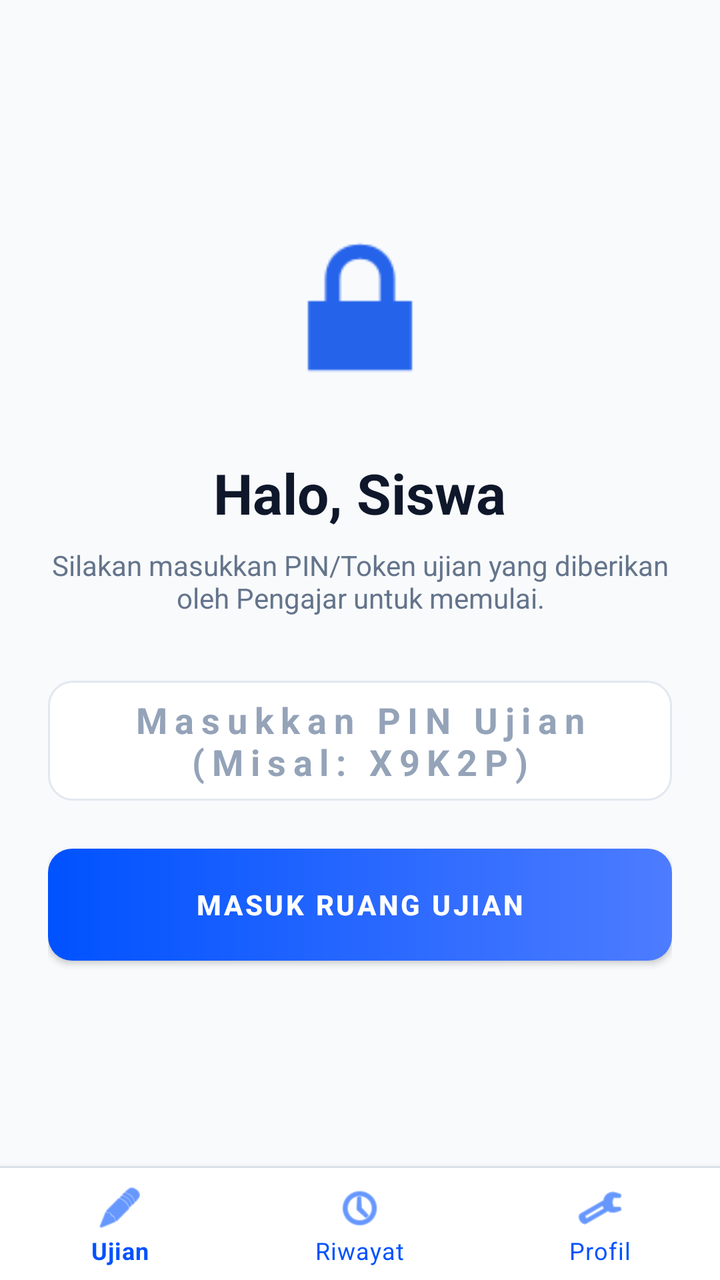
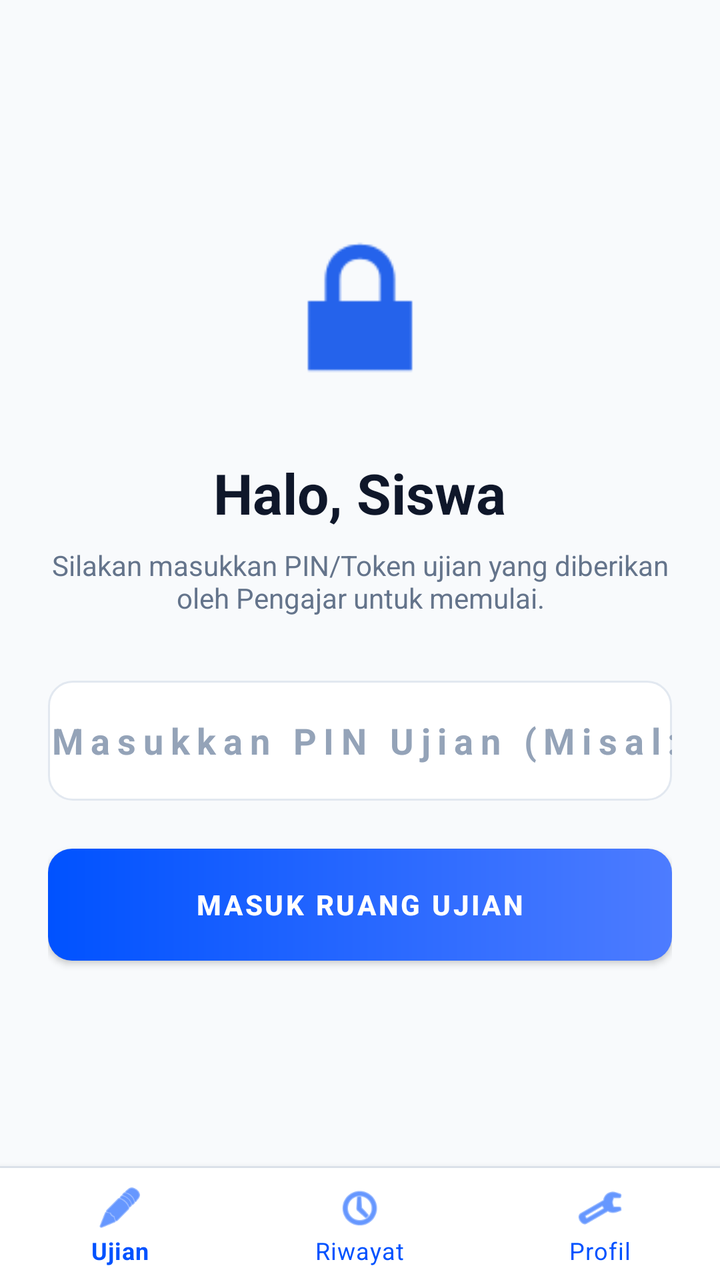

Before-and-after screenshots of an Android layout around one commit, followed by the original layout XML and the change that was made.
<!-- AndroidManifest.xml: application theme Theme.Examingrity -->
<!-- res/layout/activity_dashboard_siswa.xml -->
<?xml version="1.0" encoding="utf-8"?>
<RelativeLayout xmlns:android="http://schemas.android.com/apk/res/android"
    xmlns:app="http://schemas.android.com/apk/res-auto"
    android:layout_width="match_parent"
    android:layout_height="match_parent"
    android:background="#F8FAFC">

    <FrameLayout
        android:id="@+id/fragmentContainer"
        android:layout_width="match_parent"
        android:layout_height="match_parent"
        android:layout_above="@+id/bottomNav">

        <LinearLayout
            android:id="@+id/layoutUjian"
            android:layout_width="match_parent"
            android:layout_height="match_parent"
            android:orientation="vertical"
            android:padding="24dp"
            android:gravity="center_vertical"
            android:visibility="visible">
            
            <ImageView
                android:layout_width="100dp"
                android:layout_height="100dp"
                android:layout_marginBottom="24dp"
                android:src="@android:drawable/ic_lock_lock"
                app:tint="#2563EB"
                android:layout_gravity="center_horizontal"
                />

            <TextView
                android:id="@+id/tvNamaSiswa"
                android:layout_width="wrap_content"
                android:layout_height="wrap_content"
                android:text="Halo, Siswa"
                android:textColor="#0F172A"
                android:textSize="28sp"
                android:textStyle="bold"
                android:layout_gravity="center_horizontal"
                android:layout_marginBottom="8dp"/>

            <TextView
                android:layout_width="wrap_content"
                android:layout_height="wrap_content"
                android:text="Silakan masukkan PIN/Token ujian yang diberikan oleh Pengajar untuk memulai."
                android:textColor="#64748B"
                android:textAlignment="center"
                android:layout_marginBottom="32dp"/>

            <EditText
                android:id="@+id/etPinUjian"
                android:layout_width="match_parent"
                android:layout_height="60dp"
                android:hint="Masukkan PIN Ujian (Misal: X9K2P)"
                android:textColor="#0F172A"
                android:textColorHint="#94A3B8"
                android:textAlignment="center"
                android:textAllCaps="true"
                android:maxLength="8"
                android:textStyle="bold"
                android:letterSpacing="0.2"
                android:background="@drawable/bg_input_field"
                android:layout_marginBottom="24dp"/>

            <Button
                android:id="@+id/btnMulaiUjian"
                android:layout_width="match_parent"
                android:layout_height="56dp"
                android:text="Masuk Ruang Ujian"
                android:background="@drawable/btn_primary_gradient"
                app:backgroundTint="@null"
                android:textColor="#FFFFFF"
                android:textStyle="bold" />
        </LinearLayout>

        <LinearLayout
            android:id="@+id/layoutRiwayat"
            android:layout_width="match_parent"
            android:layout_height="match_parent"
            android:orientation="vertical"
            android:paddingTop="32dp"
            android:visibility="gone"> <TextView
            android:layout_width="match_parent"
            android:layout_height="wrap_content"
            android:text="Riwayat Ujian"
            android:textColor="#0F172A"
            android:textSize="24sp"
            android:textStyle="bold"
            android:paddingHorizontal="24dp"
            android:layout_marginBottom="12dp"/>

            <LinearLayout
                android:layout_width="match_parent"
                android:layout_height="wrap_content"
                android:orientation="horizontal"
                android:background="#FEF2F2"
                android:padding="16dp"
                android:layout_marginHorizontal="24dp"
                android:layout_marginBottom="16dp"
                android:backgroundTint="#FFFBEB">

                <TextView
                    android:layout_width="match_parent"
                    android:layout_height="wrap_content"
                    android:text="⚠️ CATATAN: Nilai di bawah adalah hasil otomatis sistem dan belum bersifat fiks sebelum diverifikasi Pengajar."
                    android:textColor="#B45309"
                    android:textSize="12sp"
                    android:textStyle="bold"/>
            </LinearLayout>

            <androidx.recyclerview.widget.RecyclerView
                android:id="@+id/rvRiwayat"
                android:layout_width="match_parent"
                android:layout_height="match_parent"
                android:paddingHorizontal="24dp"
                android:clipToPadding="false"/>
        </LinearLayout>

        <ScrollView
            android:id="@+id/layoutProfile"
            android:layout_width="match_parent"
            android:layout_height="match_parent"
            android:visibility="gone">

            <LinearLayout
                android:layout_width="match_parent"
                android:layout_height="wrap_content"
                android:orientation="vertical"
                android:padding="24dp">

                <TextView
                    android:layout_width="wrap_content"
                    android:layout_height="wrap_content"
                    android:text="Profil Pengguna"
                    android:textColor="@color/slate_900"
                    android:textSize="24sp"
                    android:fontFamily="@font/inter_bold"
                    android:layout_marginBottom="16dp"/>

                <LinearLayout
                    android:layout_width="match_parent"
                    android:layout_height="wrap_content"
                    android:orientation="vertical"
                    android:background="@drawable/bg_input_field"
                    android:padding="20dp"
                    android:layout_marginBottom="24dp">

                    <TextView
                        android:id="@+id/tvProfilNama"
                        android:layout_width="match_parent"
                        android:layout_height="wrap_content"
                        android:text="Memuat Nama..."
                        android:textColor="@color/slate_900"
                        android:textSize="18sp"
                        android:fontFamily="@font/inter_bold" />

                    <TextView
                        android:id="@+id/tvProfilEmail"
                        android:layout_width="match_parent"
                        android:layout_height="wrap_content"
                        android:text="memuat.email@..."
                        android:textColor="@color/slate_600"
                        android:textSize="14sp"
                        android:fontFamily="@font/inter_regular"
                        android:layout_marginTop="4dp"/>

                    
                    <TextView
                        android:layout_width="match_parent"
                        android:layout_height="wrap_content"
                        android:text="NISN"
                        android:textColor="@color/slate_500"
                        android:textSize="12sp"
                        android:fontFamily="@font/inter_bold"
                        android:textAllCaps="true"
                        android:layout_marginTop="12dp"/>

                    <TextView
                        android:id="@+id/tvProfilNisn"
                        android:layout_width="match_parent"
                        android:layout_height="wrap_content"
                        android:text="Memuat NISN..."
                        android:textColor="@color/slate_900"
                        android:textSize="14sp"
                        android:fontFamily="@font/inter_bold"
                        android:layout_marginTop="2dp"/>
                    

                    <View
                        android:layout_width="match_parent"
                        android:layout_height="1dp"
                        android:background="#E2E8F0"
                        android:layout_marginVertical="12dp"/>

                    
                    <TextView
                        android:layout_width="match_parent"
                        android:layout_height="wrap_content"
                        android:text="Status Institusi"
                        android:textColor="@color/slate_500"
                        android:textSize="12sp"
                        android:fontFamily="@font/inter_bold"
                        android:textAllCaps="true" />

                    <TextView
                        android:id="@+id/tvProfilSekolah"
                        android:layout_width="match_parent"
                        android:layout_height="wrap_content"
                        android:text="Mengecek Status..."
                        android:textColor="#0052FF"
                        android:textSize="14sp"
                        android:fontFamily="@font/inter_bold"
                        android:layout_marginTop="2dp"/>
                </LinearLayout>

                
                <Button
                    android:id="@+id/btnEditProfil"
                    android:layout_width="match_parent"
                    android:layout_height="56dp"
                    android:text="Edit Profil"
                    android:fontFamily="@font/inter_bold"
                    android:backgroundTint="#0F172A"
                    android:textColor="#FFFFFF"
                    android:layout_marginBottom="8dp" />
                <TextView
                    android:layout_width="wrap_content"
                    android:layout_height="wrap_content"
                    android:text="Tautkan ke Sekolah"
                    android:textColor="@color/slate_900"
                    android:textSize="16sp"
                    android:fontFamily="@font/inter_bold"
                    android:layout_marginBottom="8dp"/>

                <LinearLayout
                    android:layout_width="match_parent"
                    android:layout_height="wrap_content"
                    android:orientation="vertical"
                    android:background="#EFF6FF"
                    android:padding="20dp"
                    android:layout_marginBottom="24dp"
                    android:backgroundTint="#EFF6FF">

                    <TextView
                        android:layout_width="wrap_content"
                        android:layout_height="wrap_content"
                        android:text="Tautkan ke Sekolah"
                        android:textColor="#1E3A8A"
                        android:textSize="18sp"
                        android:fontFamily="@font/inter_bold"
                        android:layout_marginBottom="8dp"/>

                    <TextView
                        android:layout_width="wrap_content"
                        android:layout_height="wrap_content"
                        android:text="Masukkan NISN dan Token Sekolah yang diberikan oleh Admin TU untuk masuk ke kelas."
                        android:textColor="#3B82F6"
                        android:textSize="13sp"
                        android:layout_marginBottom="16dp"/>

                    <EditText
                        android:id="@+id/etNisnTautkan"
                        android:layout_width="match_parent"
                        android:layout_height="56dp"
                        android:hint="NISN Anda"
                        android:background="@drawable/bg_input_field"
                        android:paddingHorizontal="16dp"
                        android:inputType="number"
                        android:fontFamily="@font/inter_regular"
                        android:textColor="@color/slate_900"
                        android:textColorHint="@color/slate_500"
                        android:layout_marginBottom="12dp"/>

                    <EditText
                        android:id="@+id/etTokenSekolah"
                        android:layout_width="match_parent"
                        android:layout_height="56dp"
                        android:hint="Token Sekolah"
                        android:background="@drawable/bg_input_field"
                        android:paddingHorizontal="16dp"
                        android:inputType="textCapCharacters"
                        android:fontFamily="@font/inter_regular"
                        android:textColor="@color/slate_900"
                        android:textColorHint="@color/slate_500"
                        android:layout_marginBottom="16dp"/>

                    <Button
                        android:id="@+id/btnTautkanSekolah"
                        android:layout_width="match_parent"
                        android:layout_height="56dp"
                        android:text="VALIDASI &amp; TAUTKAN"
                        android:fontFamily="@font/inter_bold"
                        android:backgroundTint="#0052FF"
                        android:textColor="#FFFFFF"/>
                </LinearLayout>

                <Button
                    android:id="@+id/btnGantiPassword"
                    android:layout_width="match_parent"
                    android:layout_height="56dp"
                    android:text="Ubah Kata Sandi"
                    android:fontFamily="@font/inter_bold"
                    android:backgroundTint="@color/slate_900"
                    android:textColor="#FFFFFF"
                    android:layout_marginBottom="16dp" />

                <Button
                    android:id="@+id/btnLogout"
                    android:layout_width="match_parent"
                    android:layout_height="56dp"
                    android:text="KELUAR DARI APLIKASI"
                    android:textColor="#EF4444"
                    android:fontFamily="@font/inter_bold"
                    android:backgroundTint="#FEF2F2" />

            </LinearLayout>
        </ScrollView>
    </FrameLayout>

    <View
        android:layout_width="match_parent"
        android:layout_height="1dp"
        android:layout_above="@+id/bottomNav"
        android:background="#E2E8F0" />

    <com.google.android.material.bottomnavigation.BottomNavigationView
        android:id="@+id/bottomNav"
        android:layout_width="match_parent"
        android:layout_height="wrap_content"
        android:layout_alignParentBottom="true"
        android:background="#FFFFFF"
        app:itemIconTint="@color/signature_blue"
        app:itemTextColor="@color/signature_blue"
        app:menu="@menu/bottom_nav_menu" />

</RelativeLayout>
<!-- resources referenced by this layout -->
<resources>
  <color name="signature_blue">#0052FF</color>
  <color name="slate_500">#64748B</color>
  <color name="slate_600">#64748B</color>
  <color name="slate_900">#0F172A</color>
  <!-- drawable bg_input_field (drawable) -->
  <?xml version="1.0" encoding="utf-8"?>
  <selector xmlns:android="http://schemas.android.com/apk/res/android">
      <item android:state_focused="true">
          <shape android:shape="rectangle">
              <corners android:radius="12dp" />
              <solid android:color="@color/white" />
              <stroke android:width="2dp" android:color="@color/signature_blue" />
          </shape>
      </item>
      <item>
          <shape android:shape="rectangle">
              <corners android:radius="12dp" />
              <solid android:color="@color/white" />
              <stroke android:width="1dp" android:color="@color/slate_200" />
          </shape>
      </item>
  </selector>
  <!-- drawable btn_primary_gradient (drawable) -->
  <?xml version="1.0" encoding="utf-8"?>
  <shape xmlns:android="http://schemas.android.com/apk/res/android" android:shape="rectangle">
      <corners android:radius="12dp" />
      <gradient
          android:angle="0"
          android:startColor="@color/signature_blue"
          android:endColor="@color/signature_blue_light"
          android:type="linear" />
  </shape>
  <style name="Theme.Examingrity" parent="Theme.MaterialComponents.DayNight.NoActionBar">
          <item name="colorPrimary">@color/signature_blue</item>
          <item name="colorPrimaryVariant">@color/signature_blue</item>
          <item name="colorOnPrimary">@color/white</item>
  
          <item name="colorSecondary">@color/signature_blue</item>
          <item name="colorSecondaryVariant">@color/signature_blue_light</item>
          <item name="colorOnSecondary">@color/black</item>
  
          <item name="android:statusBarColor">@color/white</item>
          <item name="android:windowLightStatusBar">true</item>
      </style>
  <color name="white">#FFFFFF</color>
  <color name="slate_200">#E2E8F0</color>
  <color name="signature_blue_light">#4D7CFF</color>
  <color name="black">#000000</color>
</resources>

<!-- the commit's change to res/layout/activity_dashboard_siswa.xml (unified diff, before → after) -->
@@ -55,8 +55,8 @@
                 android:hint="Masukkan PIN Ujian (Misal: X9K2P)"
                 android:textColor="#0F172A"
                 android:textColorHint="#94A3B8"
-                android:textAlignment="center"
-                android:textAllCaps="true"
+                android:gravity="center"
+                android:inputType="textCapCharacters"
                 android:maxLength="8"
                 android:textStyle="bold"
                 android:letterSpacing="0.2"
